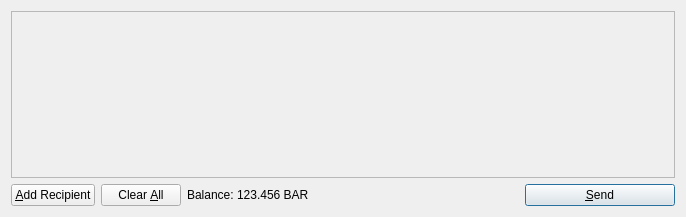
Before: the Qt Designer form src/qt/forms/sendcoinsdialog.ui in sd166/dacoin, drawn with Qt 5.
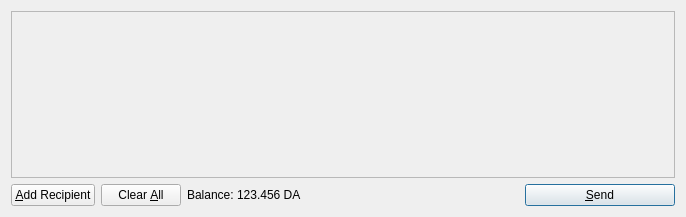
After: the same form once the commit is applied. Icons and pictures are not drawn.

Patch:
```diff
--- a/src/qt/forms/sendcoinsdialog.ui
+++ b/src/qt/forms/sendcoinsdialog.ui
@@ -119,7 +119,7 @@
           <cursorShape>IBeamCursor</cursorShape>
          </property>
          <property name="text">
-          <string>123.456 BAR</string>
+          <string>123.456 DA</string>
          </property>
          <property name="textInteractionFlags">
           <set>Qt::LinksAccessibleByMouse|Qt::TextSelectableByKeyboard|Qt::TextSelectableByMouse</set>
```
